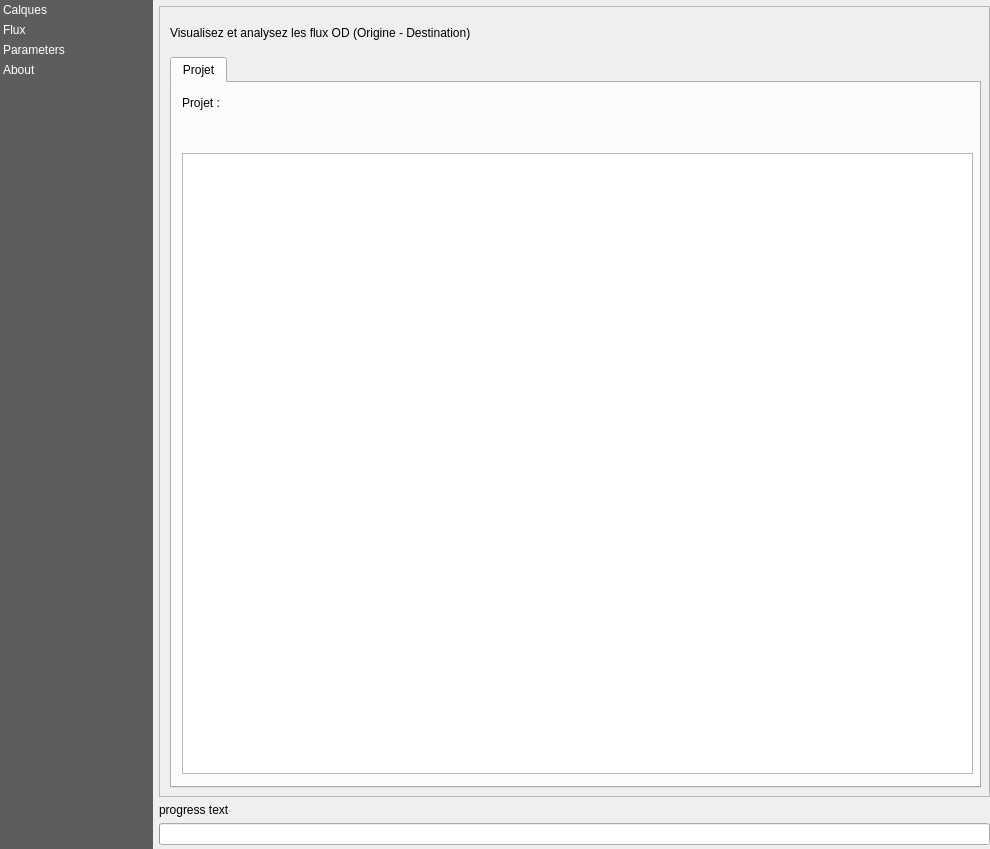
First picture: the form in tellae/dialogs/main_window.ui, repository tellae/qgis-tellae-plugin, before the edit.
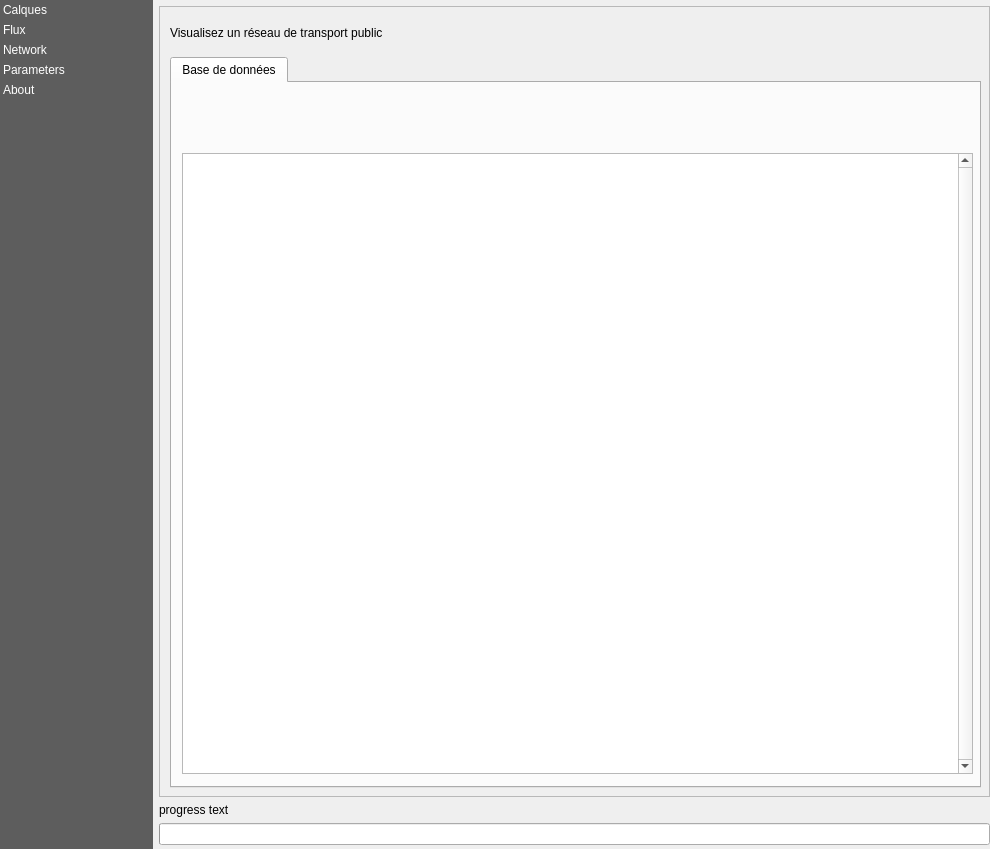
Second picture: the form after the edit. Custom widgets are drawn as their Qt base class.

Commit message: add network panel and table

The edit to the form file:
```diff
--- a/tellae/dialogs/main_window.ui
+++ b/tellae/dialogs/main_window.ui
@@ -116,6 +116,11 @@
        <string>Flux</string>
       </property>
      </item>
+     <item>
+      <property name="text">
+       <string>Network</string>
+      </property>
+     </item>
      <item>
       <property name="text">
        <string>Parameters</string>
@@ -188,7 +193,7 @@
          <item>
           <widget class="QStackedWidget" name="stacked_panels_widget">
            <property name="currentIndex">
-            <number>1</number>
+            <number>2</number>
            </property>
            <widget class="QWidget" name="layers">
             <widget class="QWidget" name="verticalLayoutWidget">
@@ -400,6 +405,73 @@
              </layout>
             </widget>
            </widget>
+           <widget class="QWidget" name="network">
+            <widget class="QWidget" name="verticalLayoutWidget_4">
+             <property name="geometry">
+              <rect>
+               <x>10</x>
+               <y>50</y>
+               <width>811</width>
+               <height>731</height>
+              </rect>
+             </property>
+             <layout class="QVBoxLayout" name="verticalLayout_4">
+              <item>
+               <widget class="QTabWidget" name="add_network_tab">
+                <property name="currentIndex">
+                 <number>0</number>
+                </property>
+                <widget class="QWidget" name="database_2">
+                 <attribute name="title">
+                  <string>Base de données</string>
+                 </attribute>
+                 <widget class="QTableWidget" name="network_database_table">
+                  <property name="geometry">
+                   <rect>
+                    <x>10</x>
+                    <y>70</y>
+                    <width>791</width>
+                    <height>621</height>
+                   </rect>
+                  </property>
+                  <property name="toolTip">
+                   <string/>
+                  </property>
+                  <property name="autoFillBackground">
+                   <bool>false</bool>
+                  </property>
+                  <property name="verticalScrollBarPolicy">
+                   <enum>Qt::ScrollBarAlwaysOn</enum>
+                  </property>
+                  <property name="alternatingRowColors">
+                   <bool>true</bool>
+                  </property>
+                  <property name="selectionMode">
+                   <enum>QAbstractItemView::NoSelection</enum>
+                  </property>
+                  <attribute name="verticalHeaderVisible">
+                   <bool>false</bool>
+                  </attribute>
+                 </widget>
+                </widget>
+               </widget>
+              </item>
+             </layout>
+            </widget>
+            <widget class="QLabel" name="label_8">
+             <property name="geometry">
+              <rect>
+               <x>10</x>
+               <y>10</y>
+               <width>811</width>
+               <height>31</height>
+              </rect>
+             </property>
+             <property name="text">
+              <string>Visualisez un réseau de transport public</string>
+             </property>
+            </widget>
+           </widget>
            <widget class="QWidget" name="parameters">
             <widget class="QPushButton" name="authButton">
              <property name="geometry">
```
Left out of the diff: 2 changed lines with no effect on the pictures. The commit also changes 5 other files.
